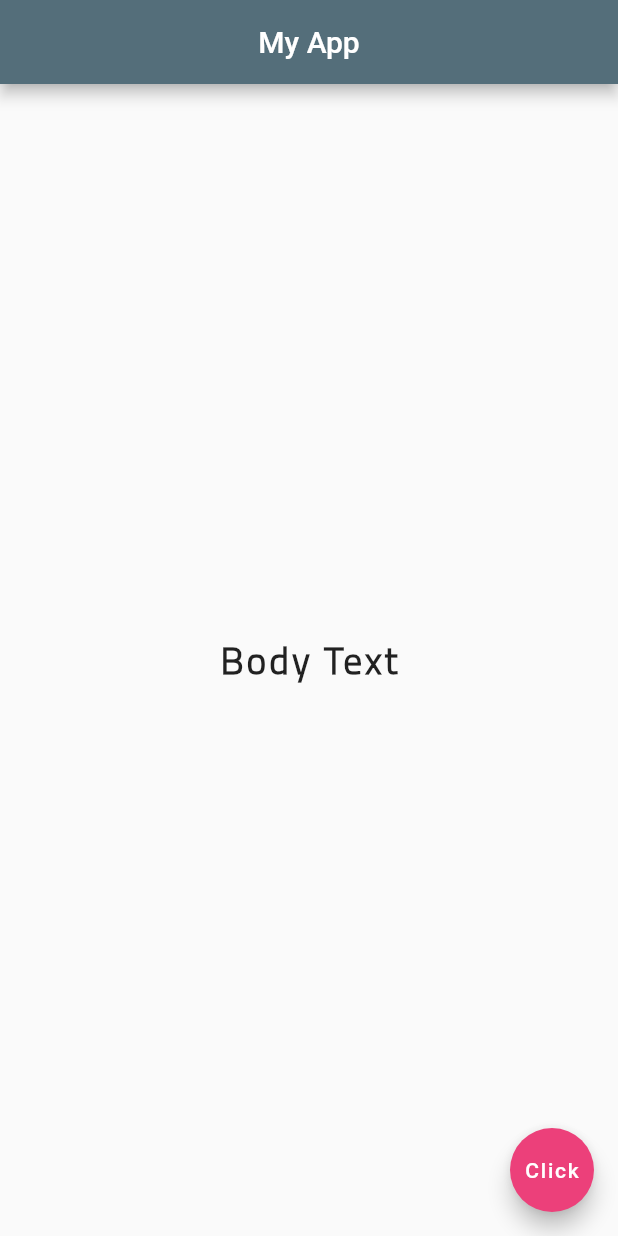
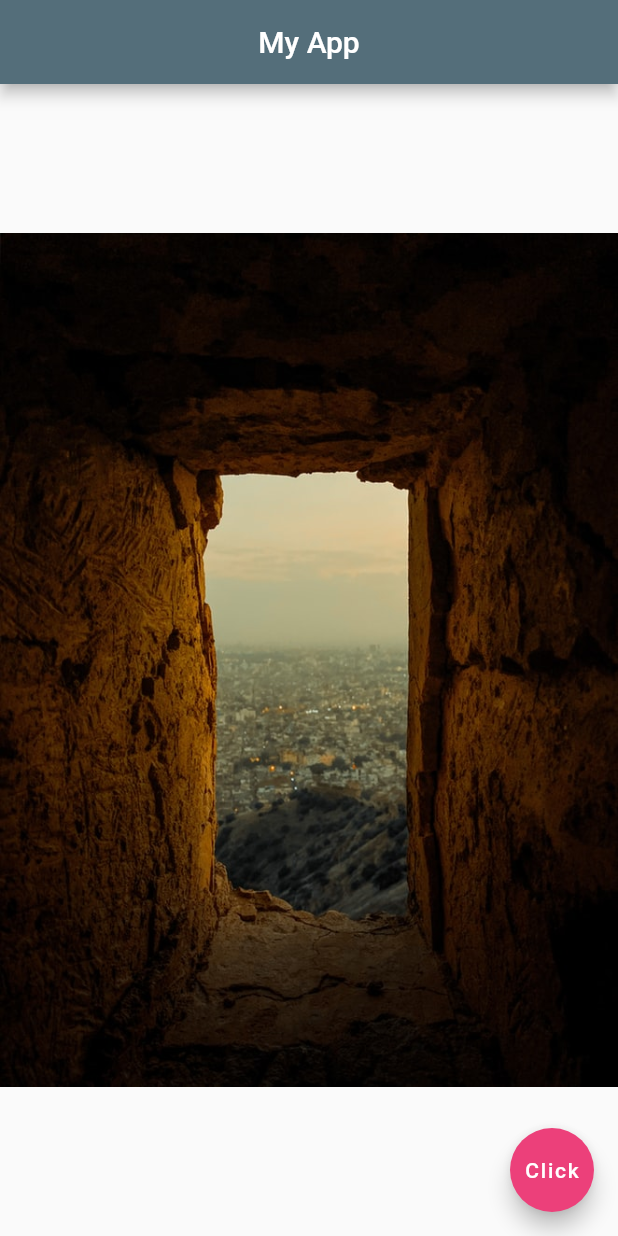
Before and after one commit to andreoni12/my_first_flutter_app, a Flutter app: the screen it shows after launch, on a phone screen of 412 x 824 dp. Run offline on Flutter 3.47's test engine with Material 2 defaults, Android fonts, the phone set to English and light mode, and no system bars.

Commit message:
Adding images and assets folder

```diff
--- a/lib/main.dart
+++ b/lib/main.dart
@@ -15,15 +15,7 @@ class Home extends StatelessWidget {
         backgroundColor: Colors.blueGrey[600],
       ),
       body: Center(
-        child: Text(
-          'Body Text',
-          style: TextStyle(
-            fontSize: 25.0,
-            fontWeight: FontWeight.bold,
-            letterSpacing: 2.0,
-            fontFamily: 'TitilliumWeb',
-          ),
-        ),
+        child: Image.asset('assets/wallpaper.jpg'),
       ),
       floatingActionButton: FloatingActionButton(
         onPressed: () {},
--- a/pubspec.yaml
+++ b/pubspec.yaml
@@ -41,9 +41,8 @@ flutter:
   uses-material-design: true
 
   # To add assets to your application, add an assets section, like this:
-  # assets:
-  #  - images/a_dot_burr.jpeg
-  #  - images/a_dot_ham.jpeg
+  assets:
+    - assets/
 
   # An image asset can refer to one or more resolution-specific "variants", see
   # https://flutter.dev/assets-and-images/#resolution-aware.
@@ -61,6 +60,5 @@ flutter:
       fonts:
         - asset: fonts/TitilliumWeb-Light.ttf
 
-  #
   # For details regarding fonts from package dependencies,
   # see https://flutter.dev/custom-fonts/#from-packages
```
Also changed, not shown: assets/wallpaper.jpg (added).
